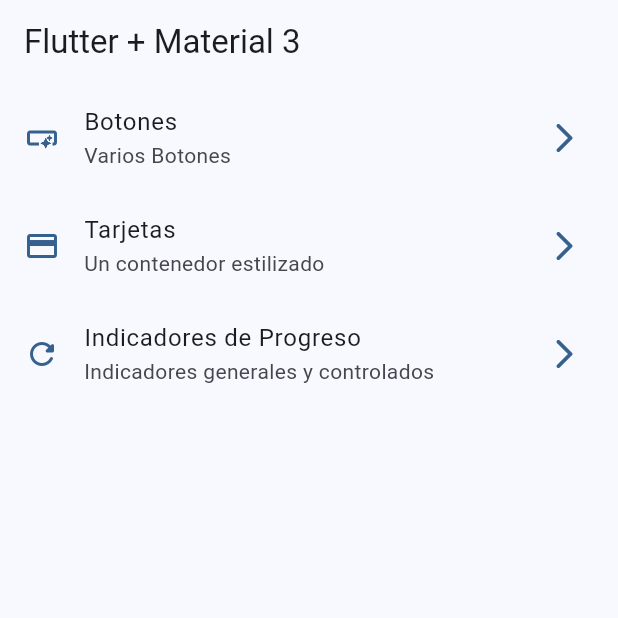
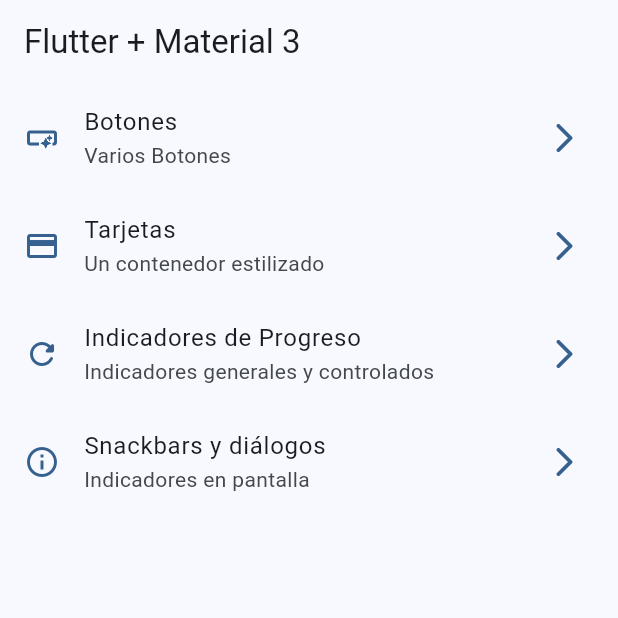
Before and after one commit to lizandronarvaez/curso_flutter_2026, a Flutter app: the screen it shows after launch, on a phone screen of 412 x 824 dp, the top half of it. Run offline on Flutter 3.47's test engine with Material 3 defaults, Android fonts, the phone set to English and light mode, and no system bars; our stand-ins replace dio, go_router.

Commit message:
Módulo_04: SnackBars y Diálogos

```diff
--- a/modulo_04_widgets_basicos/flutter_widgets_app04/lib/config/menu/menu_items.dart
+++ b/modulo_04_widgets_basicos/flutter_widgets_app04/lib/config/menu/menu_items.dart
@@ -1,31 +1,42 @@
 import 'package:flutter/material.dart';
 
-class MenuItem{
+class MenuItem {
   final String title;
   final String subTitle;
   final String link;
   final IconData icon;
 
-  const MenuItem({required this.title, required this.subTitle, required this.link, required this.icon});
+  const MenuItem({
+    required this.title,
+    required this.subTitle,
+    required this.link,
+    required this.icon,
+  });
 }
 
-final appMenuItems=<MenuItem> [
+final appMenuItems = <MenuItem>[
   MenuItem(
     title: 'Botones',
-      subTitle:'Varios Botones' ,
+    subTitle: 'Varios Botones',
     link: '/buttons',
-      icon: Icons.smart_button_outlined
+    icon: Icons.smart_button_outlined,
   ),
   MenuItem(
     title: 'Tarjetas',
-      subTitle:'Un contenedor estilizado' ,
+    subTitle: 'Un contenedor estilizado',
     link: '/cards',
-      icon: Icons.credit_card
+    icon: Icons.credit_card,
   ),
   MenuItem(
     title: 'Indicadores de Progreso',
-      subTitle:'Indicadores generales y controlados' ,
+    subTitle: 'Indicadores generales y controlados',
     link: '/progress',
-      icon: Icons.refresh_rounded
+    icon: Icons.refresh_rounded,
+  ),
+  MenuItem(
+    title: 'Snackbars y diálogos',
+    subTitle: 'Indicadores en pantalla',
+    link: '/snackbars',
+    icon: Icons.info_outline,
   ),
 ];
--- a/modulo_04_widgets_basicos/flutter_widgets_app04/lib/config/router/app_router.dart
+++ b/modulo_04_widgets_basicos/flutter_widgets_app04/lib/config/router/app_router.dart
@@ -1,6 +1,4 @@
-import 'package:flutter/material.dart';
 import 'package:go_router/go_router.dart';
-
 import '../../presentation/screens/screens.dart';
 
 final GoRouter appRouter = GoRouter(
@@ -31,5 +29,11 @@
       name: ProgressScreen.name,
       builder: (context, state) => const ProgressScreen(),
     ),
+
+    GoRoute(
+      path: '/snackbars',
+      name: SnackbarScreen.name,
+      builder: (context, state) => const SnackbarScreen(),
+    ),
   ],
 );
--- a/modulo_04_widgets_basicos/flutter_widgets_app04/lib/main.dart
+++ b/modulo_04_widgets_basicos/flutter_widgets_app04/lib/main.dart
@@ -13,7 +13,7 @@
       // declaracion de app router
       routerConfig: appRouter,
       debugShowCheckedModeBanner: false,
-      title: 'Flutter Demo',
+      title: 'APP FLUTTER 2026 - LIZANDRO NARVAEZ',
       theme: AppTheme(selectedColor: 0).getTheme()
 
       // declaracion de rutas de la aplicación manualmente
```
Also changed, not shown: modulo_04_widgets_basicos/flutter_widgets_app04/lib/presentation/screens/snackbar/snackbar_screen.dart (+63 -1 lines). Lines whose indentation alone changed are shown as unchanged.
